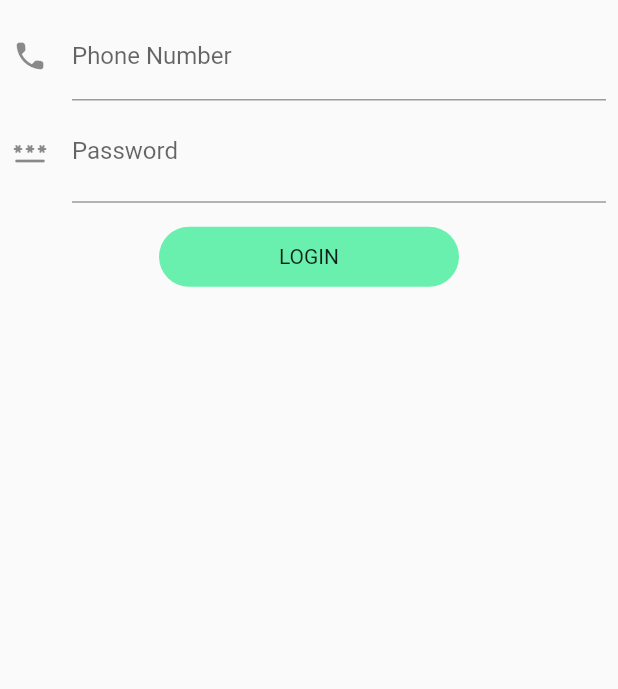
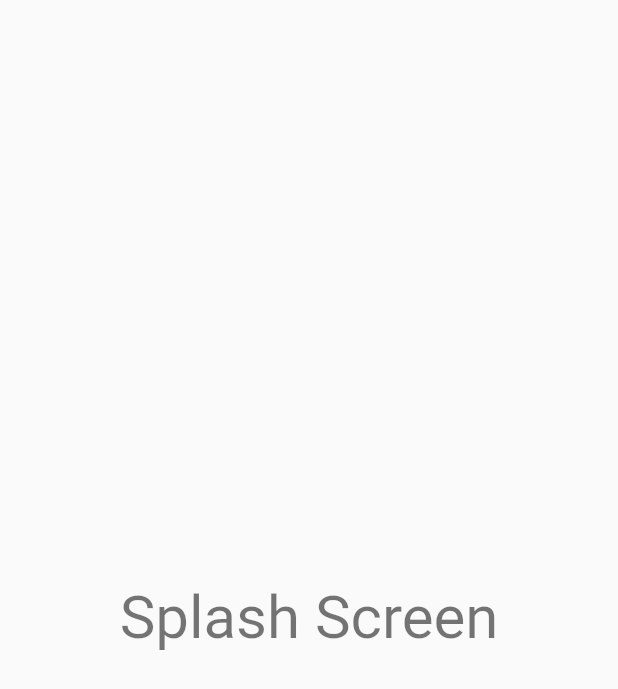
Before and after one commit to amanchoudhary18/SweetScapes, a Flutter app: the first screen one second after launch, on a phone screen of 412 x 824 dp. Shown: the top 689 px of the screen. Run offline on Flutter 3.47's test engine with Material 2 defaults, Android fonts, the phone set to English and light mode, and no system bars; our stand-ins replace another_flushbar, fluttertoast, shared_preferences.

Commit message:
Login Implementation Done

```diff
--- a/sweetscapes/lib/data/response/api_response.dart
+++ b/sweetscapes/lib/data/response/api_response.dart
@@ -8,8 +8,8 @@ class ApiResponse<T> {
   ApiResponse(this.status, this.data, this.message);
 
   ApiResponse.loading() : status = Status.LOADING;
-  ApiResponse.completed() : status = Status.COMPLETED;
-  ApiResponse.error() : status = Status.ERROR;
+  ApiResponse.completed(this.data) : status = Status.COMPLETED;
+  ApiResponse.error(this.message) : status = Status.ERROR;
 
   @override
   String toString() {
--- a/sweetscapes/lib/main.dart
+++ b/sweetscapes/lib/main.dart
@@ -3,6 +3,7 @@ import 'package:provider/provider.dart';
 import 'package:sweetscapes/utils/routes/routes.dart';
 import 'package:sweetscapes/utils/routes/routes_name.dart';
 import 'package:sweetscapes/view_model/auth_view_model.dart';
+import 'package:sweetscapes/view_model/user_view_model.dart';
 
 void main() {
   runApp(const MyApp());
@@ -16,11 +17,12 @@ class MyApp extends StatelessWidget {
     return MultiProvider(
       providers: [
         ChangeNotifierProvider(create: (_) => AuthViewModel()),
+        ChangeNotifierProvider(create: (_) => UserViewModel()),
       ],
       child: MaterialApp(
       title: 'SweetScapes',
       debugShowCheckedModeBanner: false,
-      initialRoute: RoutesName.login,
+      initialRoute: RoutesName.splash,
       onGenerateRoute: Routes.generateRoute,
     ),
     );
--- a/sweetscapes/lib/res/app_url.dart
+++ b/sweetscapes/lib/res/app_url.dart
@@ -1,6 +1,6 @@
 class AppUrl {
-  static var baseUrl = 'https://reqres.in/';
+  static var baseUrl = 'http://192.168.125.27:5000';
 
-  static var loginUrl = baseUrl+'/api/login';
-  static var signupUrl = baseUrl+'/api/register';
+  static var loginUrl = '$baseUrl/api/v1/user/login';
+  static var signupUrl = '$baseUrl/api/v1/user/register';
 }
--- a/sweetscapes/lib/utils/routes/routes.dart
+++ b/sweetscapes/lib/utils/routes/routes.dart
@@ -2,16 +2,23 @@ import 'package:flutter/material.dart';
 import 'package:sweetscapes/utils/routes/routes_name.dart';
 import 'package:sweetscapes/view/home_screen.dart';
 import 'package:sweetscapes/view/login_view.dart';
+import 'package:sweetscapes/view/splash_view.dart';
 
 class Routes {
   static Route<dynamic> generateRoute(RouteSettings settings) {
     switch (settings.name) {
       case RoutesName.home:
         return MaterialPageRoute(
-            builder: (BuildContext context) => const HomeScreen());
+            builder: (BuildContext context) => HomeScreen());
+
       case RoutesName.login:
         return MaterialPageRoute(
             builder: (BuildContext context) => LoginView());
+
+      case RoutesName.splash:
+        return MaterialPageRoute(
+            builder: (BuildContext context) => SplashView());
+
       default:
         return MaterialPageRoute(
           builder: (_) {
--- a/sweetscapes/lib/utils/routes/routes_name.dart
+++ b/sweetscapes/lib/utils/routes/routes_name.dart
@@ -1,4 +1,5 @@
 class RoutesName {
   static const String login = 'login_screen';
   static const String home = 'home_screen';
+  static const String splash = 'splash_screen';
 }
--- a/sweetscapes/lib/view/login_view.dart
+++ b/sweetscapes/lib/view/login_view.dart
@@ -78,11 +78,12 @@ class LoginView extends StatelessWidget {
                   title: 'LOGIN',
                   onPress: () {
                     Map data = {
-                      'email': 'eve.holt@reqres.in',
-                      'password': 'cityslicka',
+                      'mobileNumber': _phoneController.text.toString().trim(),
+                      'password': _passwordController.text.toString().trim(),
                     };
                     authViewModel.loginUrl(data, context);
                   },
+                  loading: authViewModel.loading,
                 ),
               ),
             ],
--- /dev/null
+++ b/sweetscapes/lib/view/splash_view.dart
@@ -0,0 +1,36 @@
+import 'package:flutter/material.dart';
+import 'package:flutter/src/widgets/framework.dart';
+import 'package:flutter/src/widgets/placeholder.dart';
+import 'package:sweetscapes/view_model/services/splash_services.dart';
+
+class SplashView extends StatefulWidget {
+  SplashView({super.key});
+
+  @override
+  State<SplashView> createState() => _SplashViewState();
+}
+
+class _SplashViewState extends State<SplashView> {
+  SplashServices splashServices = SplashServices();
+
+  @override
+  void initState() {
+    // TODO: implement initState
+    super.initState();
+    splashServices.checkAuthentication(context);
+  }
+
+  @override
+  Widget build(BuildContext context) {
+    return Scaffold(
+      body: SafeArea(
+        child: Center(
+          child: Text(
+            'Splash Screen',
+            style: Theme.of(context).textTheme.headlineLarge,
+          ),
+        ),
+      ),
+    );
+  }
+}
```
Also changed, not shown: sweetscapes/lib/model/user_model.dart (added, +68 -0 lines), sweetscapes/lib/repository/auth_repository.dart (+9 -6 lines), sweetscapes/lib/res/components/round_button.dart (+12 -2 lines), sweetscapes/lib/view/home_screen.dart (+16 -2 lines), sweetscapes/lib/view_model/auth_view_model.dart (+50 -5 lines), sweetscapes/lib/view_model/services/splash_services.dart (added, +29 -0 lines), sweetscapes/lib/view_model/user_view_model.dart (added, +28 -0 lines), sweetscapes/pubspec.yaml (+7 -17 lines), sweetscapes/pubspec.lock, 1 other file.
